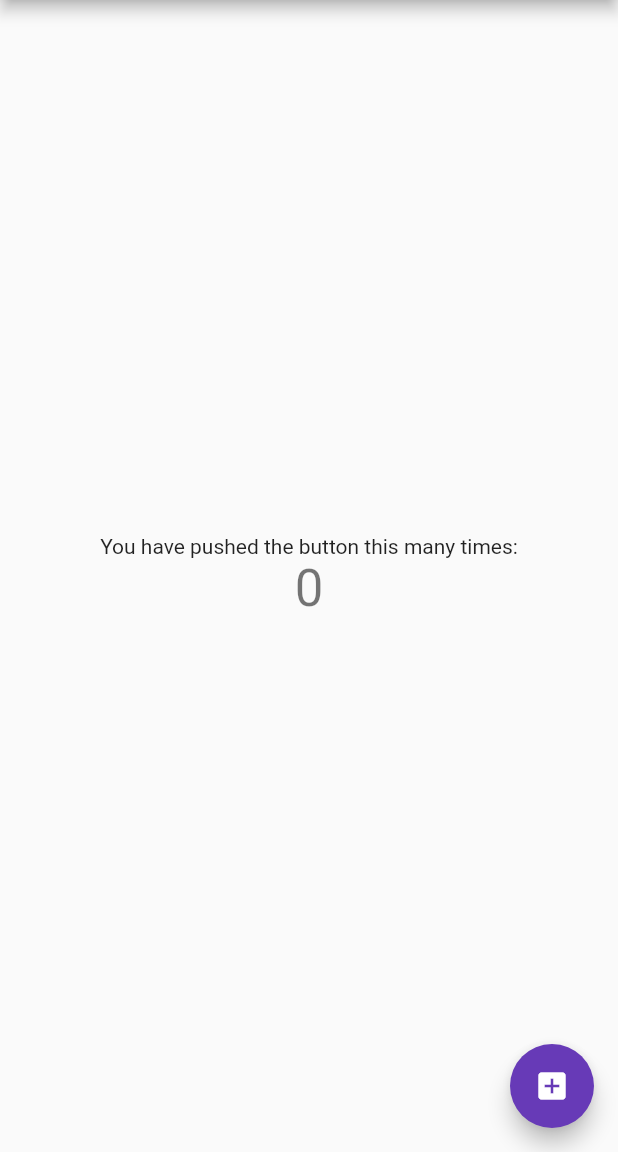
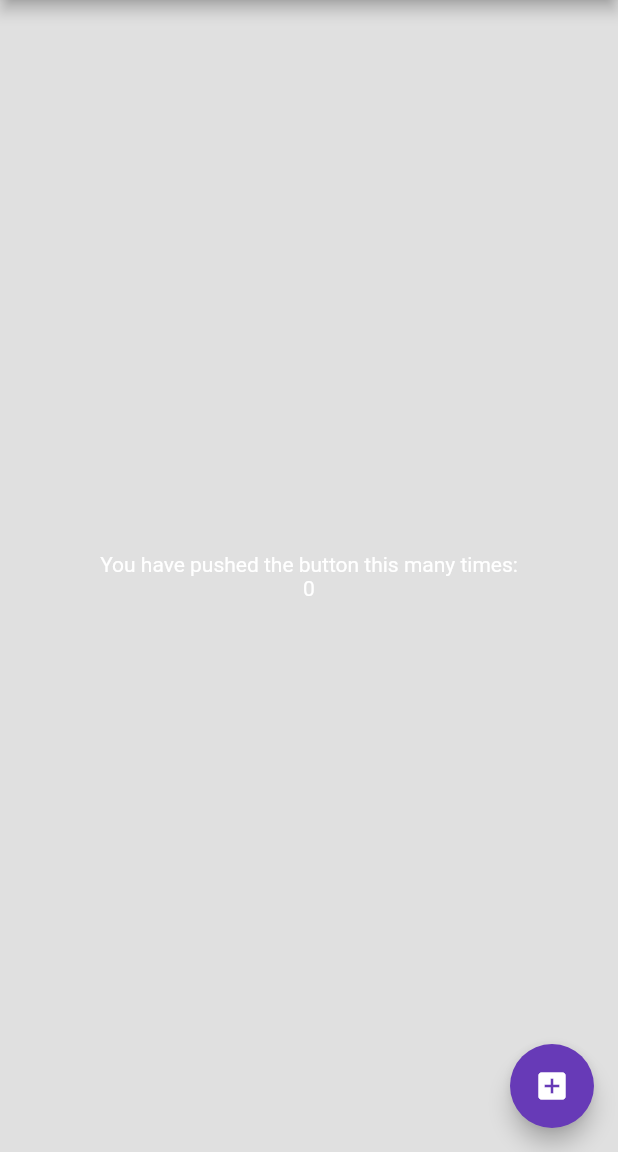
Before and after one commit to Stridsvagn69420/Kronya, a Flutter app: the screen it shows after launch, on a phone screen of 412 x 824 dp, the part 84-1236 px from its top. Run offline on Flutter 3.47's test engine with Material 2 defaults, Android fonts, the phone set to English and light mode, and no system bars.

Commit message:
Dark Mode

```diff
--- a/lib/main.dart
+++ b/lib/main.dart
@@ -23,7 +23,8 @@ class MyApp extends StatelessWidget {
         // Notice that the counter didn't reset back to zero; the application
         // is not restarted.
         primarySwatch: Colors.deepPurple,
-        backgroundColor: Colors.black12
+        backgroundColor: Colors.black12,
+        scaffoldBackgroundColor: Colors.black12,
       ),
       home: const MyHomePage(title: 'Kronya'),
     );
@@ -74,7 +75,7 @@ class _MyHomePageState extends State<MyHomePage> {
       appBar: AppBar(
         // Here we take the value from the MyHomePage object that was created by
         // the App.build method, and use it to set our appbar title.
-        title: Text(widget.title),
+        title: Text(widget.title, style: const TextStyle(color: Colors.white),),
       ),
       body: Center(
         // Center is a layout widget. It takes a single child and positions it
@@ -98,10 +99,11 @@ class _MyHomePageState extends State<MyHomePage> {
           children: <Widget>[
             const Text(
               'You have pushed the button this many times:',
+              style: TextStyle(color: Colors.white),
             ),
             Text(
               '$_counter',
-              style: Theme.of(context).textTheme.headline4,
+              style: const TextStyle(color: Colors.white),
             ),
           ],
         ),
```
